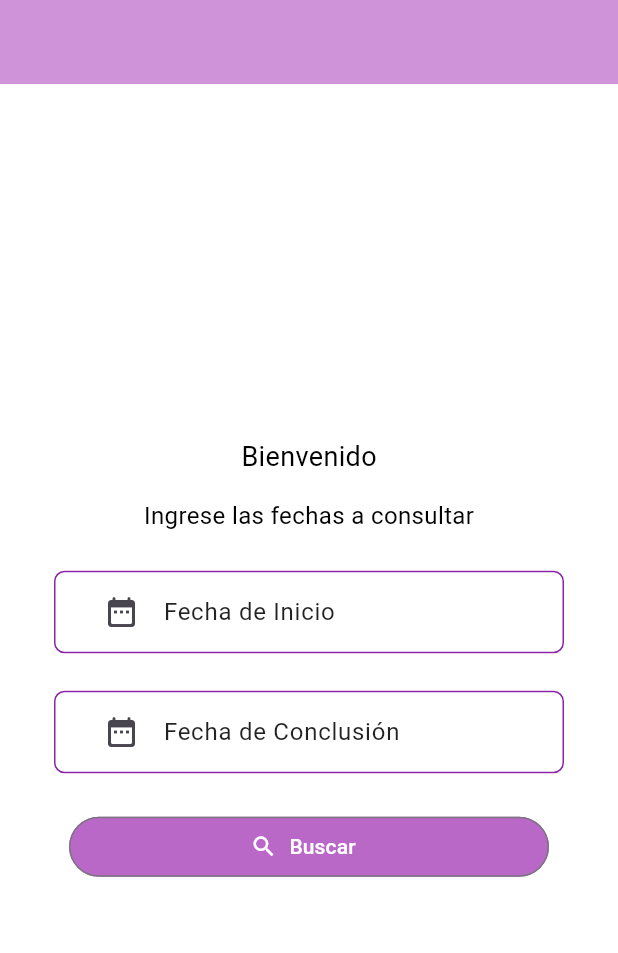
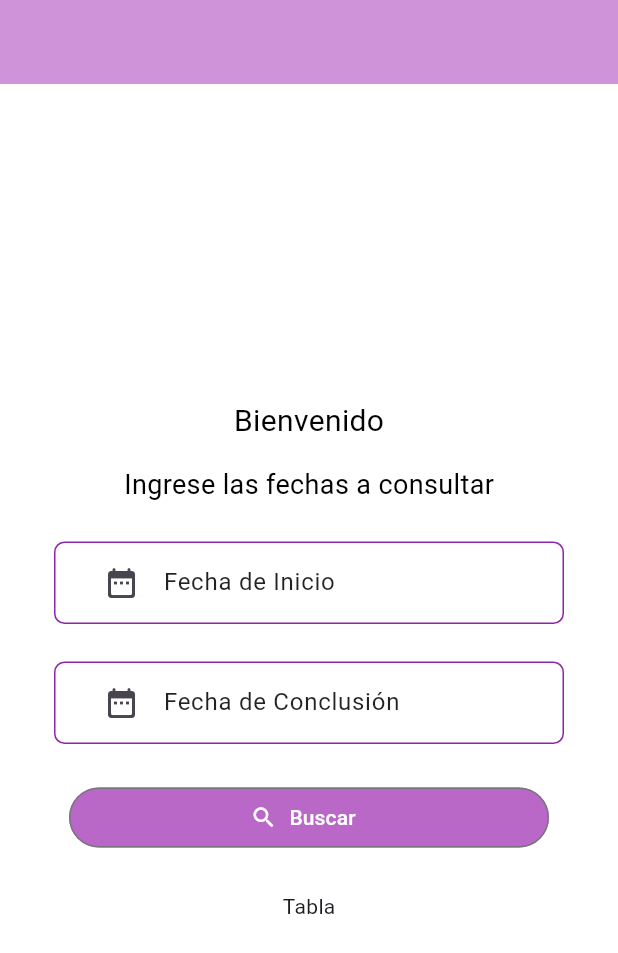
Before and after one commit to MANR01/buho_Flutter, a Flutter app: the screen it shows after launch, on a phone screen of 412 x 824 dp. Shown: the top 953 px of the screen. Run offline on Flutter 3.47's test engine with Material 3 defaults, Android fonts, the phone set to English and light mode, and no system bars; our stand-ins replace firebase_core; accounts and stored records are empty.

```diff
--- a/lib/Pages/home/components/setCampos.dart
+++ b/lib/Pages/home/components/campos/setCampos.dart
@@ -1,8 +1,8 @@
 // ignore_for_file: file_names, camel_case_types
 
 import 'package:flutter/material.dart';
-import 'campos/fechAnterior.dart';
-import 'campos/fechPosterior.dart';
+import 'components/fechAnterior.dart';
+import 'components/fechPosterior.dart';
 
 class setCampos extends StatelessWidget {
   static final _formKey = GlobalKey<FormState>(debugLabel: 'fechas');
--- a/lib/Pages/home/home.dart
+++ b/lib/Pages/home/home.dart
@@ -1,7 +1,8 @@
-// ignore_for_file: camel_case_types
+// ignore_for_file: camel_case_types, avoid_unnecessary_containers
 
-import 'package:buho/Pages/home/components/setCampos.dart';
+import 'package:buho/Pages/home/components/campos/setCampos.dart';
 import 'package:flutter/material.dart';
+//import 'components/tablaFirebase/tablaFirebase.dart';
 
 class home extends StatelessWidget {
   const home({super.key});
@@ -21,7 +22,7 @@ class home extends StatelessWidget {
             //Mensaje de Bienvenida
             Text(
               'Bienvenido',
-              style: TextStyle(fontSize: 18, color: Colors.black),
+              style: TextStyle(fontSize: 20, color: Colors.black),
             ),
             SizedBox(
               height: 15,
@@ -30,7 +31,7 @@ class home extends StatelessWidget {
             //Indicaciones
             Text('Ingrese las fechas a consultar',
                 style: TextStyle(
-                  fontSize: 16,
+                  fontSize: 18,
                   color: Colors.black,
                 )),
             SizedBox(
@@ -38,6 +39,10 @@ class home extends StatelessWidget {
             ),
             //Llamado al metodo encargado de mostrar los campos de fecha
             setCampos(),
+            SizedBox(height: 25),
+
+            //Tabla con la informacion de Firebase
+            Text('Tabla')
           ],
         ),
       ),
--- a/lib/main.dart
+++ b/lib/main.dart
@@ -1,8 +1,11 @@
 import 'package:buho/Pages/home/home.dart';
+//import 'package:firebase_core/firebase_core.dart';
 import 'package:flutter/material.dart';
 //import 'package:flutter/services.dart';
 
-void main() {
+void main() async {
+  /*WidgetsFlutterBinding.ensureInitialized();
+  await Firebase.initializeApp();*/
   //SystemChrome.setPreferredOrientations([DeviceOrientation.portraitUp, DeviceOrientation.portraitDown]);
   runApp(const MyApp());
 }
```
Also changed, not shown: lib/Pages/home/components/tablaFirebase/tablaFirebase.dart (added, +30 -0 lines), lib/Pages/home/components/campos/components/fechAnterior.dart (renamed from lib/Pages/home/components/campos/fechAnterior.dart), lib/Pages/home/components/campos/components/fechPosterior.dart (renamed from lib/Pages/home/components/campos/fechPosterior.dart), pubspec.lock, 8 other files.
